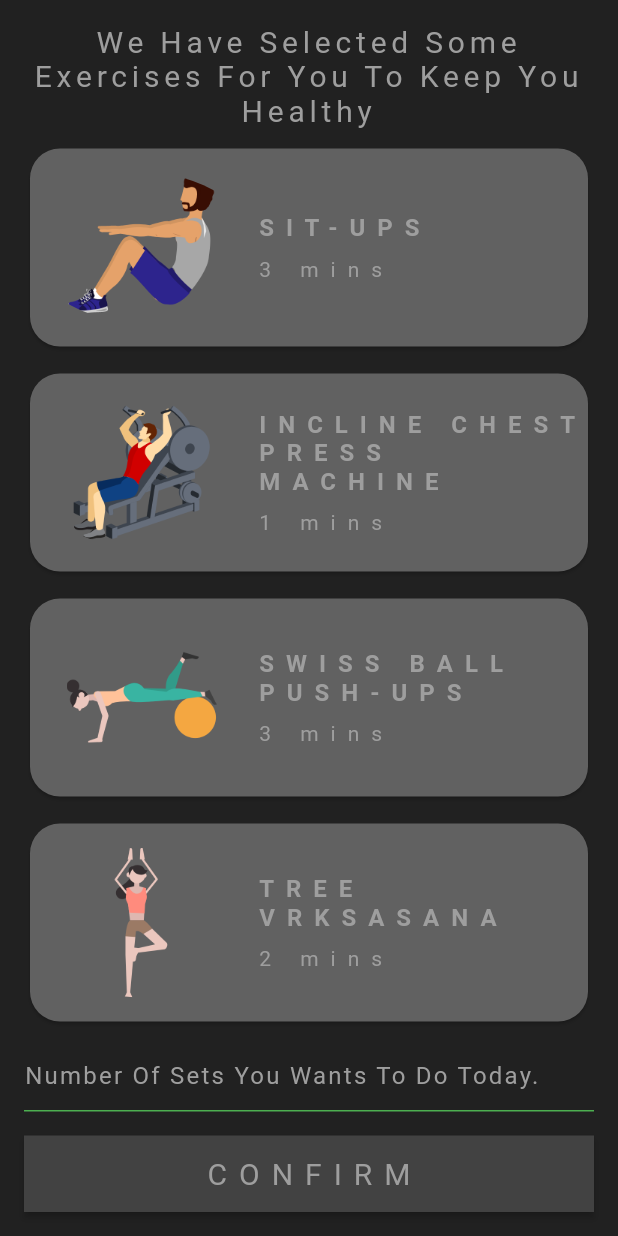
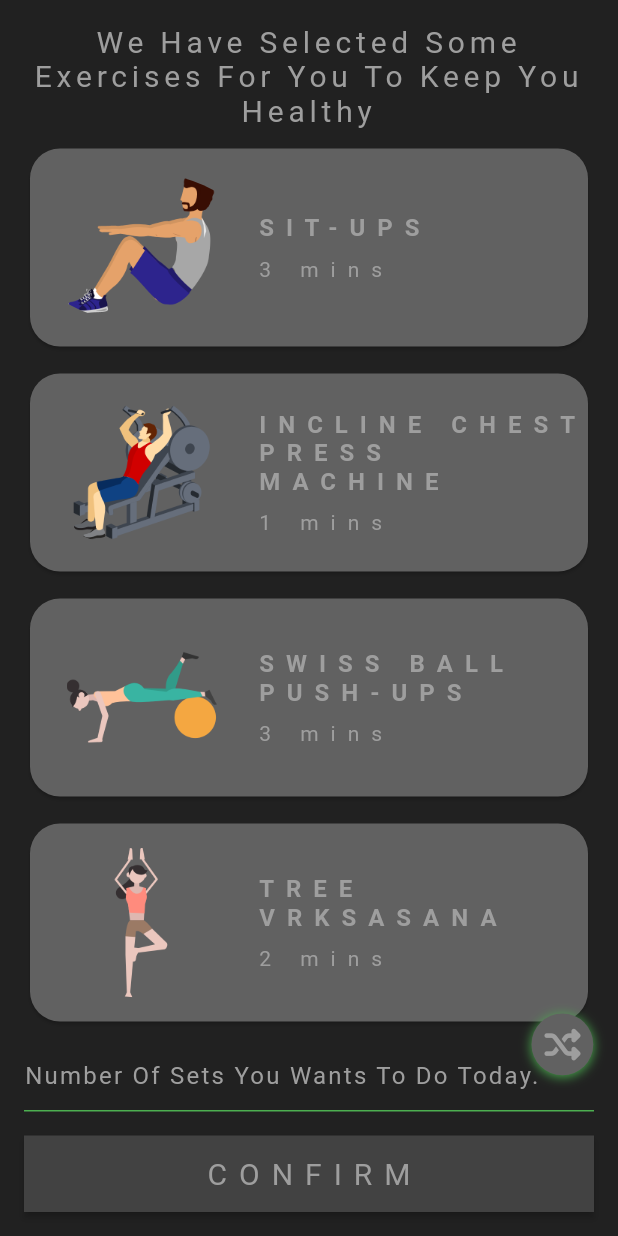
Before and after one commit to akmalviya03/lco_challenge, a Flutter app: the screen it shows after launch, after a tap on "RANDOM", on a phone screen of 412 x 824 dp. Run offline on Flutter 3.47's test engine with Material 2 defaults, Android fonts, the phone set to English and light mode, and no system bars; our stand-ins replace assets_audio_player, flutter_icons.

Commit message:
Added Random Floating Button

```diff
--- a/lib/BreakDialog.dart
+++ b/lib/BreakDialog.dart
@@ -17,7 +17,6 @@ class _BreakDialogState extends State<BreakDialog>
 
   @override
   void initState() {
-    // TODO: implement initState
     super.initState();
     _animationController =
         AnimationController(vsync: this, duration: Duration(seconds: 40));
@@ -27,7 +26,6 @@ class _BreakDialogState extends State<BreakDialog>
 
   @override
   void dispose() {
-    // TODO: implement dispose
     super.dispose();
     _animationController.dispose();
   }
--- a/lib/aboutDialog.dart
+++ b/lib/aboutDialog.dart
@@ -1,7 +1,7 @@
 import 'package:flutter/cupertino.dart';
 import 'package:flutter/material.dart';
 
-class finalScreen extends StatelessWidget {
+class FinalScreen extends StatelessWidget {
   @override
   Widget build(BuildContext context) {
     return Scaffold(
--- /dev/null
+++ b/lib/enterSetsRandom.dart
@@ -0,0 +1,240 @@
+import 'package:flutter/cupertino.dart';
+import 'package:flutter/material.dart';
+import 'package:flutter/services.dart';
+import 'startexercise.dart';
+import 'package:lcochallenge/listclass.dart';
+import 'package:flutter_icons/flutter_icons.dart';
+class EnterSetsRandom extends StatefulWidget {
+  @override
+  _EnterSetsRandomState createState() => _EnterSetsRandomState();
+}
+
+class _EnterSetsRandomState extends State<EnterSetsRandom> {
+  List<String> exerciseImages;
+  List<String> exerciseNames;
+  List<int> exerciseTimings;
+  List<String> exerciseAudio;
+  bool _validate = false;
+  ListClass listClassObject;
+  void getData() {
+    List temp = listClassObject.shuffleExerciseImagesTimings();
+    exerciseImages = temp[0];
+    exerciseNames = temp[1];
+    exerciseTimings = temp[2];
+    exerciseAudio = temp[3];
+  }
+
+  @override
+  void initState() {
+    super.initState();
+    listClassObject = new ListClass();
+    getData();
+  }
+
+  final myController = TextEditingController();
+
+  @override
+  Widget build(BuildContext context) {
+    return SafeArea(
+      child: Scaffold(
+        backgroundColor: Color(0xff212121),
+        body: Stack(children: [
+          Padding(
+            padding: EdgeInsets.fromLTRB(16, 16, 16, 0),
+            child: Column(
+              crossAxisAlignment: CrossAxisAlignment.stretch,
+              children: <Widget>[
+                Expanded(
+                  flex: 1,
+                  child: SingleChildScrollView(
+                    physics: ScrollPhysics(),
+                    child: Column(
+                      crossAxisAlignment: CrossAxisAlignment.stretch,
+                      children: <Widget>[
+                        Padding(
+                          padding: const EdgeInsets.fromLTRB(0, 0, 0, 10),
+                          child: Text(
+                            'We Have Selected Some Exercises For You To Keep You Healthy',
+                            textAlign: TextAlign.center,
+                            style: TextStyle(
+                              color: Color(0xff9E9E9E),
+                              fontSize: 20,
+                              letterSpacing: 3.2,
+                            ),
+                          ),
+                        ),
+                        ListView.builder(
+                          physics: NeverScrollableScrollPhysics(),
+                          shrinkWrap: true,
+                          itemCount: exerciseImages.length,
+                          itemBuilder: (context, index) {
+                            return Padding(
+                              padding: const EdgeInsets.fromLTRB(0, 0, 0, 10),
+                              child: Card(
+                                shape: RoundedRectangleBorder(
+                                  borderRadius: BorderRadius.circular(20),
+                                ),
+                                color: Color(0xff616161),
+                                child: Row(
+                                  children: <Widget>[
+                                    Expanded(
+                                      flex: 4,
+                                      child: Padding(
+                                        padding: const EdgeInsets.fromLTRB(
+                                            0, 16, 0, 16),
+                                        child: ClipOval(
+                                          child: Image.asset(
+                                            exerciseImages[index].toString(),
+                                            width: 100,
+                                            height: 100,
+                                          ),
+                                        ),
+                                      ),
+                                    ),
+                                    Expanded(
+                                      flex: 6,
+                                      child: Column(
+                                        crossAxisAlignment:
+                                            CrossAxisAlignment.start,
+                                        children: <Widget>[
+                                          Text(
+                                            exerciseNames[index].toString(),
+                                            style: TextStyle(
+                                              color: Color(0xff9E9E9E),
+                                              letterSpacing: 8,
+                                              fontSize: 16,
+                                              fontWeight: FontWeight.bold,
+                                            ),
+                                          ),
+                                          SizedBox(
+                                            height: 10,
+                                          ),
+                                          Text(
+                                            exerciseTimings[index].toString() +
+                                                ' mins',
+                                            style: TextStyle(
+                                                color: Color(0xff9E9E9E),
+                                                letterSpacing: 8,
+                                                fontSize: 14),
+                                          )
+                                        ],
+                                      ),
+                                    )
+                                  ],
+                                ),
+                              ),
+                            );
+                          },
+                        )
+                      ],
+                    ),
+                  ),
+                ),
+                Column(
+                  crossAxisAlignment: CrossAxisAlignment.stretch,
+                  children: <Widget>[
+                    TextField(
+                      keyboardType: TextInputType.number,
+                      inputFormatters: [
+                        BlacklistingTextInputFormatter(
+                            new RegExp('[\\.|\\ |\\-|\\,]')),
+                      ],
+                      controller: myController,
+                      cursorColor: Colors.green,
+                      style: TextStyle(
+                          color: Color(0xff9E9E9E), letterSpacing: 1.5),
+                      decoration: InputDecoration(
+                        hoverColor: Colors.brown,
+                        enabledBorder: UnderlineInputBorder(
+                          borderSide: BorderSide(color: Colors.green),
+                        ),
+                        focusedBorder: UnderlineInputBorder(
+                          borderSide: BorderSide(color: Colors.green),
+                        ),
+                        hintText: 'Number Of Sets You Wants To Do Today.',
+                        hintStyle: TextStyle(
+                          color: Color(0xff9E9E9E),
+                          letterSpacing: 1.5,
+                        ),
+                        errorText:
+                            _validate ? 'Please Enter Number Of Sets You Wants To do.' : null,
+                      ),
+                    ),
+                    Padding(
+                      padding: const EdgeInsets.fromLTRB(0, 16, 0, 16),
+                      child: RawMaterialButton(
+                        onPressed: () {
+                          if (myController.text.isEmpty) {
+                            setState(() {
+                              _validate = true;
+                            });
+                          } else {
+                            setState(() {
+                              _validate = false;
+                            });
+                            int totalSets =
+                                double.parse(myController.text).round();
+                            Navigator.pushReplacement(
+                              context,
+                              MaterialPageRoute(
+                                  builder: (context) => StartExercise(
+                                      exerciseImages: exerciseImages,
+                                      exerciseNames: exerciseNames,
+                                      exerciseTimings: exerciseTimings,
+                                      exerciseAudio: exerciseAudio,
+                                      sets: totalSets)),
+                            );
+                          }
+                          myController.clear();
+                        },
+                        child: Padding(
+                          padding: const EdgeInsets.fromLTRB(0, 14, 0, 14),
+                          child: Text(
+                            'CONFIRM',
+                            style: TextStyle(
+                                color: Color(0xff9E9E9E),
+                                fontSize: 20,
+                                letterSpacing: 8),
+                          ),
+                        ),
+                        fillColor: Color(0xff424242),
+                      ),
+                    ),
+                  ],
+                ),
+              ],
+            ),
+          ),
+          Positioned(bottom: MediaQuery.of(context).size.height*0.13,
+            right: MediaQuery.of(context).size.height*0.02,
+            child: Container(
+              height: MediaQuery.of(context).size.height*0.05,
+              width: MediaQuery.of(context).size.height*0.05,
+              decoration: BoxDecoration(
+                  boxShadow: [
+                    BoxShadow(
+                      color: Colors.green,
+                      offset: Offset(0.0, 1.0), //(x,y)
+                      blurRadius: 6.0,
+                    ),
+                  ],
+                  color: Color(0xff616161),
+                  shape: BoxShape.circle
+              ),
+
+              child: IconButton(
+                color: Color(0xff9E9E9E),
+                onPressed: () {
+                  setState(() {
+                    getData();
+                  });
+                },
+                icon: Icon(FontAwesome.random),
+              ),
+            ),
+          )
+        ]),
+      ),
+    );
+  }
+}
--- a/lib/listclass.dart
+++ b/lib/listclass.dart
@@ -45,7 +45,7 @@ class ListClass {
     'DECLINED CRUNCH'
   ];
 
-  List shuffle_exercise_images_timings() {
+  List shuffleExerciseImagesTimings() {
     var random = new Random();
     int length = _exerciseTiming.length;
     int start = 0;
--- a/lib/selectmode.dart
+++ b/lib/selectmode.dart
@@ -1,7 +1,6 @@
 import 'package:flutter/material.dart';
 import 'package:flutter/widgets.dart';
-import 'package:lcochallenge/sets.dart';
-import 'listclass.dart';
+import 'package:lcochallenge/enterSetsRandom.dart';
 class LCO extends StatefulWidget {
   @override
   _LCOState createState() => _LCOState();
@@ -45,23 +44,11 @@ class _LCOState extends State<LCO> {
                           ),
                         ),
                         onPressed: () {
-                          ListClass listClassObject = new ListClass();
 
-                          List temp = listClassObject
-                              .shuffle_exercise_images_timings();
-                          List<String> exerciseImages = temp[0];
-                          List<String> exerciseNames = temp[1];
-                          List<int> exerciseTimings = temp[2];
-                          List<String> exerciseAudio = temp[3];
-                          Navigator.pushReplacement(
+                          Navigator.push(
                             context,
                             MaterialPageRoute(
-                                builder: (context) => EnterSets(
-                                      exerciseImages: exerciseImages,
-                                      exerciseNames: exerciseNames,
-                                      exerciseTimings: exerciseTimings,
-                                      exerciseAudio: exerciseAudio,
-                                    )),
+                                builder: (context) => EnterSetsRandom()),
                           );
                         },
                         shape: RoundedRectangleBorder(
--- a/lib/sets.dart
+++ /dev/null
@@ -1,190 +0,0 @@
-import 'package:flutter/cupertino.dart';
-import 'package:flutter/material.dart';
-import 'package:flutter/services.dart';
-import 'startexercise.dart';
-
-class EnterSets extends StatefulWidget {
-  EnterSets(
-      {@required this.exerciseImages,
-        @required this.exerciseNames,
-        @required this.exerciseTimings,
-        @required this.exerciseAudio,});
-
-  final List<String> exerciseImages;
-
-  final List<String> exerciseNames;
-
-  final List<int> exerciseTimings;
-
-  final List<String> exerciseAudio;
-
-  @override
-  _EnterSetsState createState() => _EnterSetsState();
-}
-
-class _EnterSetsState extends State<EnterSets> {
-  final myController = TextEditingController();
-
-  @override
-  Widget build(BuildContext context) {
-    return Scaffold(
-      backgroundColor: Color(0xff212121),
-      body: SafeArea(
-        child: Padding(
-          padding: EdgeInsets.fromLTRB(16, 16, 16, 0),
-          child: Column(
-            crossAxisAlignment: CrossAxisAlignment.stretch,
-            children: <Widget>[
-              Expanded(
-                flex: 1,
-                child: SingleChildScrollView(
-                  physics: ScrollPhysics(),
-                  child: Column(
-                    crossAxisAlignment: CrossAxisAlignment.stretch,
-                    children: <Widget>[
-                      Padding(
-                        padding: const EdgeInsets.fromLTRB(0, 0, 0, 10),
-                        child: Text(
-                          'We Have Selected Some Exercises For You To Keep You Healthy',
-                          textAlign: TextAlign.center,
-                          style: TextStyle(
-                            color: Color(0xff9E9E9E),
-                            fontSize: 20,
-                            letterSpacing: 3.2,
-                          ),
-                        ),
-                      ),
-                      ListView.builder(
-                        physics: NeverScrollableScrollPhysics(),
-                        shrinkWrap: true,
-                        itemCount: widget.exerciseImages.length,
-                        itemBuilder: (context, index) {
-                          return Padding(
-                            padding: const EdgeInsets.fromLTRB(0, 0, 0, 10),
-                            child: Card(
-                              shape: RoundedRectangleBorder(
-                                borderRadius: BorderRadius.circular(20),
-                              ),
-                              color: Color(0xff616161),
-                              child: Row(
-                                children: <Widget>[
-                                  Expanded(
-                                    flex: 4,
-                                    child: Padding(
-                                      padding: const EdgeInsets.fromLTRB(
-                                          0, 16, 0, 16),
-                                      child: ClipOval(
-                                        child: Image.asset(
-                                          widget.exerciseImages[index]
-                                              .toString(),
-                                          width: 100,
-                                          height: 100,
-                                        ),
-                                      ),
-                                    ),
-                                  ),
-                                  Expanded(
-                                    flex: 6,
-                                    child: Column(
-                                      crossAxisAlignment:
-                                          CrossAxisAlignment.start,
-                                      children: <Widget>[
-                                        Text(
-                                          widget.exerciseNames[index]
-                                              .toString(),
-                                          style: TextStyle(
-                                            color: Color(0xff9E9E9E),
-                                            letterSpacing: 8,
-                                            fontSize: 16,
-                                            fontWeight: FontWeight.bold,
-                                          ),
-                                        ),
-                                        SizedBox(
-                                          height: 10,
-                                        ),
-                                        Text(
-                                          widget.exerciseTimings[index]
-                                                  .toString() +
-                                              ' mins',
-                                          style: TextStyle(
-                                              color: Color(0xff9E9E9E),
-                                              letterSpacing: 8,
-                                              fontSize: 14),
-                                        )
-                                      ],
-                                    ),
-                                  )
-                                ],
-                              ),
-                            ),
-                          );
-                        },
-                      )
-                    ],
-                  ),
-                ),
-              ),
-              Column(
-                crossAxisAlignment: CrossAxisAlignment.stretch,
-                children: <Widget>[
-                  TextField(
-                    keyboardType: TextInputType.number,
-                    inputFormatters: [BlacklistingTextInputFormatter(new RegExp('[\\.|\\ |\\-|\\,]')),],
-                    controller: myController,
-                    cursorColor: Colors.green,
-                    style:
-                        TextStyle(color: Color(0xff9E9E9E), letterSpacing: 1.5),
-                    decoration: InputDecoration(
-                      hoverColor: Colors.brown,
-                      enabledBorder: UnderlineInputBorder(
-                        borderSide: BorderSide(color: Colors.green),
-                      ),
-                      focusedBorder: UnderlineInputBorder(
-                        borderSide: BorderSide(color: Colors.green),
-                      ),
-                      hintText: 'Number Of Sets You Wants To Do Today.',
-                      hintStyle: TextStyle(
-                        color: Color(0xff9E9E9E),
-                        letterSpacing: 1.5,
-                      ),
-                    ),
-                  ),
-                  Padding(
-                    padding: const EdgeInsets.fromLTRB(0, 16, 0, 16),
-                    child: RawMaterialButton(
-                      onPressed: () {
-                        int val = double.parse(myController.text).round();
-                        Navigator.pushReplacement(
-                          context,
-                          MaterialPageRoute(
-                              builder: (context) => StartExercise(
-                                  exerciseImages: widget.exerciseImages,
-                                  exerciseNames: widget.exerciseNames,
-                                  exerciseTimings: widget.exerciseTimings,
-                                  exerciseAudio: widget.exerciseAudio,
-                                  sets: val)),
-                        );
-                        myController.clear();
-                      },
-                      child: Padding(
-                        padding: const EdgeInsets.fromLTRB(0, 14, 0, 14),
-                        child: Text(
-                          'CONFIRM',
-                          style: TextStyle(
-                              color: Color(0xff9E9E9E),
-                              fontSize: 20,
-                              letterSpacing: 8),
-                        ),
-                      ),
-                      fillColor: Color(0xff424242),
-                    ),
-                  )
-                ],
-              ),
-            ],
-          ),
-        ),
-      ),
-    );
-  }
-}
--- a/lib/startexercise.dart
+++ b/lib/startexercise.dart
@@ -2,6 +2,7 @@ import 'package:flutter/material.dart';
 import 'package:assets_audio_player/assets_audio_player.dart';
 import 'package:lcochallenge/BreakDialog.dart';
 import 'package:lcochallenge/aboutDialog.dart';
+
 class StartExercise extends StatefulWidget {
   StartExercise(
       {@required this.exerciseImages,
@@ -34,7 +35,6 @@ class _StartExerciseState extends State<StartExercise>
   AssetsAudioPlayer assetsAudioPlayer = AssetsAudioPlayer();
 
   AnimationController _animationController;
-  bool _finishExerciseFlag = false;
   String get showExerciseTimer {
     Duration duration =
         _animationController.duration * _animationController.value;
@@ -53,6 +53,14 @@ class _StartExerciseState extends State<StartExercise>
     assetsAudioPlayer.loop = true;
   }
 
+  @override
+  void dispose() {
+    // TODO: implement dispose
+    assetsAudioPlayer.dispose();
+    _animationController.dispose();
+    super.dispose();
+  }
+
   void update() {
     assetsAudioPlayer.open(Audio(widget.exerciseAudio[exerciseNumber]));
     assetsAudioPlayer.play();
@@ -61,48 +69,43 @@ class _StartExerciseState extends State<StartExercise>
 
     _animationController.addStatusListener((status) {
       if (status == AnimationStatus.dismissed) {
-
-        if(_finishExerciseFlag == true) {
-          assetsAudioPlayer.stop();
-          showDialog(context: context,child: finalScreen());
-        }
-        else{
         setState(() {
           exerciseNumber++;
-            if(exerciseNumber > widget.exerciseImages.length-1)
-            {
-              exerciseSet = exerciseSet -1;
-              if(exerciseSet == 0) {
-                _finishExerciseFlag = true;
-              }
-              else {
+          if (exerciseNumber > widget.exerciseImages.length - 1) {
+            exerciseSet = exerciseSet - 1;
+            if (exerciseSet == 0) {
+              assetsAudioPlayer.stop();
+              showDialog(context: context, child: FinalScreen());
+            } else {
               exerciseNumber = 0;
               assetsAudioPlayer.stop();
-                showDialog(context: context,child: BreakDialog()).then((value) {
-                  assetsAudioPlayer.open(Audio(widget.exerciseAudio[exerciseNumber]));
+              showDialog(context: context, child: BreakDialog()).then((value) {
+                assetsAudioPlayer
+                    .open(Audio(widget.exerciseAudio[exerciseNumber]));
                 assetsAudioPlayer.play();
                 assetsAudioPlayer.loop = true;
                 exerciseImage = widget.exerciseImages[exerciseNumber];
                 exerciseName = widget.exerciseNames[exerciseNumber];
-                  _animationController.duration = Duration(minutes: widget.exerciseTimings[exerciseNumber]);
+                _animationController.duration =
+                    Duration(minutes: widget.exerciseTimings[exerciseNumber]);
                 _animationController.reverse(from: 1.0);
               });
             }
-            }
-            else{
+          } else {
             assetsAudioPlayer.stop();
-              showDialog(context: context,child: BreakDialog()).then((value) {
-                assetsAudioPlayer.open(Audio(widget.exerciseAudio[exerciseNumber]));
+            showDialog(context: context, child: BreakDialog()).then((value) {
+              assetsAudioPlayer
+                  .open(Audio(widget.exerciseAudio[exerciseNumber]));
               assetsAudioPlayer.play();
               assetsAudioPlayer.loop = true;
               exerciseImage = widget.exerciseImages[exerciseNumber];
               exerciseName = widget.exerciseNames[exerciseNumber];
-                _animationController.duration = Duration(minutes: widget.exerciseTimings[exerciseNumber]);
+              _animationController.duration =
+                  Duration(minutes: widget.exerciseTimings[exerciseNumber]);
               _animationController.reverse(from: 1.0);
             });
           }
         });
-        }
       }
     });
   }
--- a/pubspec.yaml
+++ b/pubspec.yaml
@@ -24,6 +24,8 @@ dependencies:
   # Use with the CupertinoIcons class for iOS style icons.
   cupertino_icons: ^0.1.2
   assets_audio_player: ^1.4.0
+  flutter_icons: ^1.1.0
+  audioplayers: ^0.15.1
 
 dev_dependencies:
   flutter_test:
```
Also changed, not shown: pubspec.lock. Lines whose indentation alone changed are shown as unchanged.
